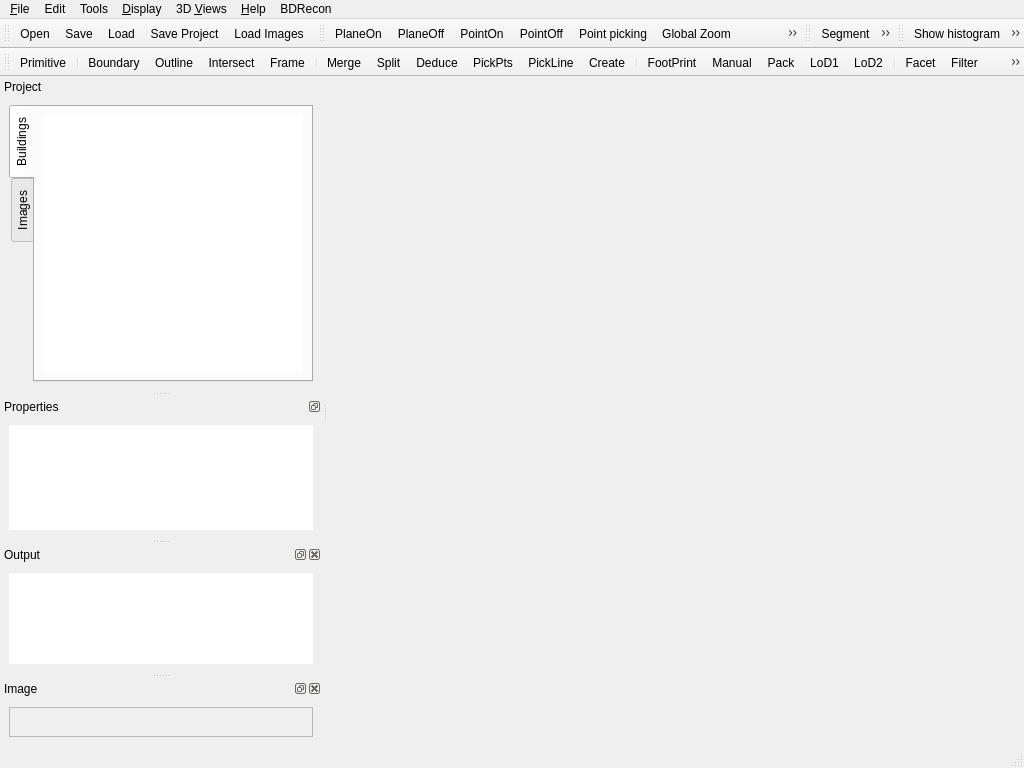
The window that qCC/ui_templates/mainWindow.ui (CloudCompare/CloudCompare) describes before a commit, drawn with Qt 5.
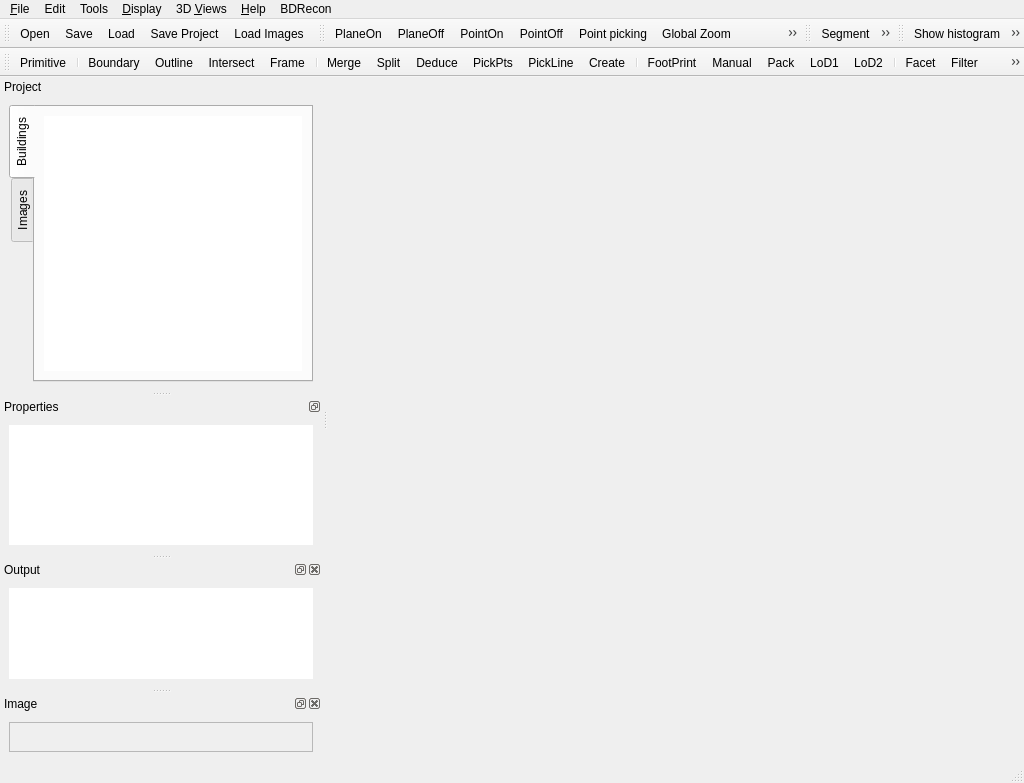
The same window after the commit. Icons and pictures are not drawn. Custom widgets are drawn as their Qt base class.

Diff of the .ui file:
```diff
--- a/qCC/ui_templates/mainWindow.ui
+++ b/qCC/ui_templates/mainWindow.ui
@@ -7,7 +7,7 @@
     <x>0</x>
     <y>0</y>
     <width>1024</width>
-    <height>768</height>
+    <height>783</height>
    </rect>
   </property>
   <property name="sizePolicy">
```
Left out of the diff: 6 changed lines with no effect on the pictures.
